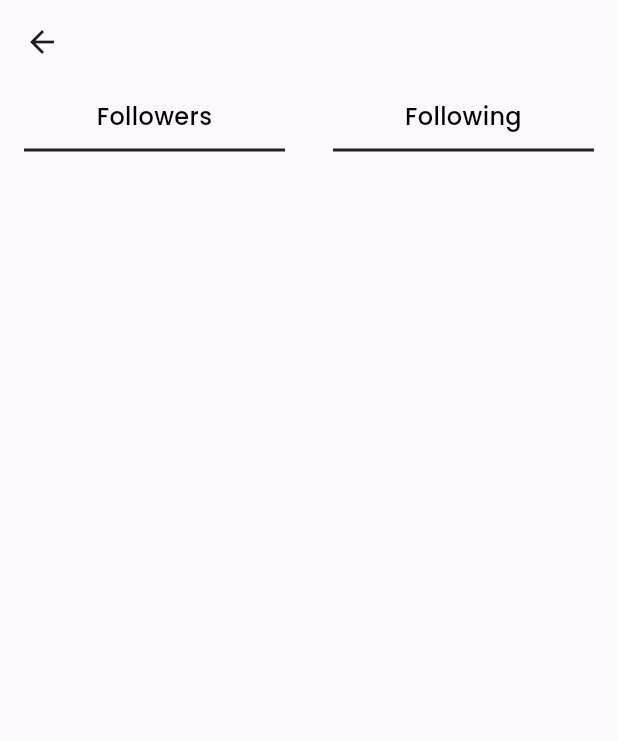
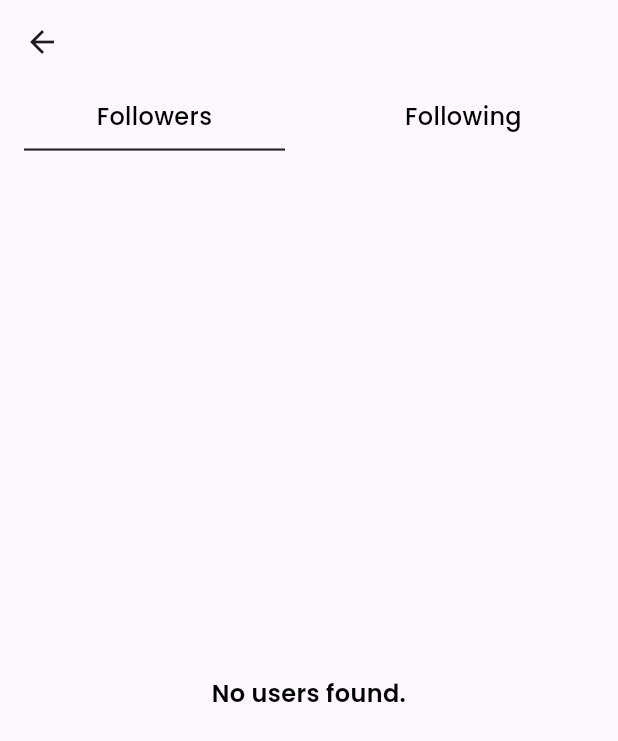
Before and after one commit to jagritixjha/instagram, a Flutter app: the ProfileScreen screen opened directly, after a tap on an icon or button, on a phone screen of 412 x 824 dp. Shown: the top 741 px of the screen. Run offline on Flutter 3.47's test engine with Material 3 defaults, Android fonts, the phone set to English and light mode, and no system bars; our stand-ins replace cloud_firestore, firebase_auth, firebase_core, firebase_storage, google_fonts, image_picker; accounts and stored records are empty; generated files the repository leaves out were written again; network calls fail.

Commit message:
updated user profile to view followers and following accounts

```diff
--- a/lib/utils/constants.dart
+++ b/lib/utils/constants.dart
@@ -1,6 +1,6 @@
 import 'package:flutter/material.dart';
 
 const double webConstraint = 600;
-Color primaryColor = Colors.blueAccent.shade700;
+Color primaryColor = Colors.blueAccent.shade400;
 EdgeInsetsGeometry padding =
     const EdgeInsets.symmetric(horizontal: 16.0, vertical: 40);
--- a/lib/view/profile_screen/followers_following_screen.dart
+++ b/lib/view/profile_screen/followers_following_screen.dart
@@ -1,6 +1,10 @@
+import 'dart:developer';
+
 import 'package:cloud_firestore/cloud_firestore.dart';
 import 'package:flutter/material.dart';
+import 'package:instagram/modal/user_model.dart';
 import 'package:instagram/widgets/account_list_view.dart';
+import 'package:instagram/widgets/progress_indicator.dart';
 import 'package:instagram/widgets/small_text.dart';
 
 class FollowersFollowingScreen extends StatefulWidget {
@@ -24,7 +28,18 @@ class FollowersFollowingScreen extends StatefulWidget {
 }
 
 class _FollowersFollowingScreenState extends State<FollowersFollowingScreen> {
-  @override
+  Future<QuerySnapshot<Map<String, dynamic>>> _fetchUserDataFromList(
+      List userIds) async {
+    if (userIds.isEmpty) {
+      return Future.value(null); // Return null if the list is empty
+    }
+
+    return FirebaseFirestore.instance
+        .collection('user')
+        .where(FieldPath.documentId, whereIn: userIds)
+        .get();
+  }
+
   Widget build(BuildContext context) {
     return Scaffold(
       appBar: AppBar(
@@ -37,6 +52,7 @@ class _FollowersFollowingScreenState extends State<FollowersFollowingScreen> {
           Row(
             children: [
               TabButtons(
+                isSelected: widget.index == 0,
                 text: 'Followers',
                 onTap: () {
                   setState(() {
@@ -45,6 +61,7 @@ class _FollowersFollowingScreenState extends State<FollowersFollowingScreen> {
                 },
               ),
               TabButtons(
+                isSelected: widget.index == 1,
                 text: 'Following',
                 onTap: () {
                   setState(() {
@@ -54,25 +71,30 @@ class _FollowersFollowingScreenState extends State<FollowersFollowingScreen> {
               ),
             ],
           ),
-          FutureBuilder(
-            future: FirebaseFirestore.instance
-                .collection('user')
-                .where(FieldPath.documentId, whereIn: widget.followingList)
-                .get(),
-            builder: (context, snapshot) => Expanded(
-              child: IndexedStack(
-                index: widget.index,
-                children: [
-                  UserAccountsListView(
-                    userSnapshot: snapshot.data!,
-                    itemCount: snapshot.data!.docs.length,
-                  ),
-                  UserAccountsListView(
-                    userSnapshot: snapshot.data!,
-                    itemCount: snapshot.data!.docs.length,
-                  ),
-                ],
-              ),
+          Expanded(
+            child: FutureBuilder<QuerySnapshot<Map<String, dynamic>>>(
+              future: widget.index == 0
+                  ? _fetchUserDataFromList(widget.followersList)
+                  : _fetchUserDataFromList(widget.followingList),
+              builder: (context, snapshot) {
+                if (snapshot.connectionState == ConnectionState.waiting) {
+                  return CustomProgressIndicator(
+                    color: true,
+                  );
+                } else if (!snapshot.hasData ||
+                    snapshot.data!.docs.isEmpty ||
+                    snapshot.data == null) {
+                  return Center(
+                    child: SmallText(
+                      text: 'No users found.',
+                    ),
+                  );
+                }
+
+                return UserAccountsListView(
+                  userSnapshot: snapshot.data!,
+                );
+              },
             ),
           )
         ],
@@ -86,9 +108,11 @@ class TabButtons extends StatelessWidget {
     super.key,
     required this.text,
     this.onTap,
+    required this.isSelected,
   });
   void Function()? onTap;
   String text;
+  final bool isSelected;
 
   @override
   Widget build(BuildContext context) {
@@ -98,9 +122,12 @@ class TabButtons extends StatelessWidget {
         child: Container(
           margin: const EdgeInsets.symmetric(horizontal: 16),
           padding: const EdgeInsets.symmetric(vertical: 10),
-          decoration: const BoxDecoration(
+          decoration: BoxDecoration(
             border: Border(
-              bottom: BorderSide(color: Colors.black87, width: 2),
+              bottom: BorderSide(
+                color: isSelected ? Colors.black87 : Colors.transparent,
+                width: 1.4,
+              ),
             ),
           ),
           child: SmallText(
--- a/lib/view/profile_screen/profile_screen.dart
+++ b/lib/view/profile_screen/profile_screen.dart
@@ -1,18 +1,10 @@
-import 'dart:developer';
-
 import 'package:cloud_firestore/cloud_firestore.dart';
 import 'package:firebase_auth/firebase_auth.dart';
 import 'package:flutter/material.dart';
-import 'package:flutter/physics.dart';
-import 'package:instagram/controller/user_provider.dart';
 import 'package:instagram/modal/user_model.dart';
 import 'package:instagram/widgets/post_grid_view.dart';
 import 'package:instagram/view/profile_screen/widget/profile_card.dart';
 import 'package:instagram/widgets/progress_indicator.dart';
-import 'package:instagram/widgets/small_text.dart';
-import 'package:provider/provider.dart';
-
-import '../../modal/post_model.dart';
 
 class ProfileScreen extends StatelessWidget {
   final String userId;
@@ -26,7 +18,7 @@ class ProfileScreen extends StatelessWidget {
         .collection('posts')
         .where('uid', isEqualTo: userId)
         .get();
-    // int postCount = postData.docs.length;
+
     return {
       'userData': userData,
       'postData': postData,
@@ -36,8 +28,6 @@ class ProfileScreen extends StatelessWidget {
 
   @override
   Widget build(BuildContext context) {
-    UserModel? userProvider =
-        Provider.of<UserProvider>(context, listen: false).getUser;
     return Scaffold(
       body: FutureBuilder(
           future: _getUserAndPostData(),
@@ -57,9 +47,6 @@ class ProfileScreen extends StatelessWidget {
                   user: userModel,
                   postCount: snapshot.data!['postCount'],
                 ),
-                const SizedBox(
-                  height: 10,
-                ),
                 PostGridView(
                   isProfile: true,
                   postSnapshot: postSnap,
--- a/lib/view/profile_screen/widget/profile_card.dart
+++ b/lib/view/profile_screen/widget/profile_card.dart
@@ -1,29 +1,56 @@
 import 'dart:developer';
 
-import 'package:cloud_firestore/cloud_firestore.dart';
 import 'package:firebase_auth/firebase_auth.dart';
 import 'package:flutter/material.dart';
 import 'package:google_fonts/google_fonts.dart';
-import 'package:instagram/controller/post_provider.dart';
-import 'package:instagram/controller/user_provider.dart';
-import 'package:instagram/modal/post_model.dart';
+import 'package:instagram/auth/firebase_methods.dart';
 import 'package:instagram/modal/user_model.dart';
 import 'package:instagram/utils/constants.dart';
+import 'package:instagram/utils/image_picker.dart';
 import 'package:instagram/view/profile_screen/followers_following_screen.dart';
 import 'package:instagram/widgets/action_button.dart';
-import 'package:instagram/widgets/post_grid_view.dart';
 import 'package:instagram/widgets/small_text.dart';
-import 'package:provider/provider.dart';
 
-class ProfileCardWidget extends StatelessWidget {
+class ProfileCardWidget extends StatefulWidget {
   ProfileCardWidget({
     super.key,
     required this.user,
     required this.postCount,
   });
   UserModel? user;
-  String _currentUserId = FirebaseAuth.instance.currentUser!.uid;
   String postCount = '';
+
+  @override
+  State<ProfileCardWidget> createState() => _ProfileCardWidgetState();
+}
+
+class _ProfileCardWidgetState extends State<ProfileCardWidget> {
+  final String _currentUserId = FirebaseAuth.instance.currentUser!.uid;
+
+  late bool isFollowing;
+  void followAccount() async {
+    String response =
+        await FirebaseMethod().followAccount(isFollowing, widget.user!.uid);
+    if (response == 'success') {
+      AppExtension.showCustomSnackbar(
+          msg: isFollowing ? 'account followed' : 'account unfollowed',
+          context: context);
+      setState(() {
+        isFollowing = !isFollowing;
+      });
+      log(isFollowing.toString());
+    } else {
+      AppExtension.showCustomSnackbar(msg: response, context: context);
+    }
+  }
+
+  @override
+  void initState() {
+    // TODO: implement initState
+    super.initState();
+    isFollowing = widget.user!.followers.contains(_currentUserId);
+  }
+
   @override
   Widget build(BuildContext context) {
     return Padding(
@@ -33,8 +60,11 @@ class ProfileCardWidget extends StatelessWidget {
         children: [
           Row(
             children: [
-              user!.uid != _currentUserId
+              widget.user!.uid != _currentUserId
                   ? IconButton(
+                      visualDensity: VisualDensity.compact,
+                      padding:
+                          const EdgeInsets.only(right: 30, bottom: 16, top: 16),
                       onPressed: () {
                         Navigator.pop(context);
                       },
@@ -42,10 +72,10 @@ class ProfileCardWidget extends StatelessWidget {
                     )
                   : Container(),
               SmallText(
-                text: user!.userName,
+                text: widget.user!.userName,
               ),
               const Spacer(),
-              user!.uid == _currentUserId
+              widget.user!.uid == _currentUserId
                   ? IconButton(
                       onPressed: () {
                         FirebaseAuth.instance.signOut();
@@ -67,11 +97,11 @@ class ProfileCardWidget extends StatelessWidget {
             children: [
               CircleAvatar(
                 radius: 50,
-                backgroundImage: NetworkImage(user!.photoUrl),
+                backgroundImage: NetworkImage(widget.user!.photoUrl),
               ),
               const Spacer(),
               CustomRichText(
-                str: postCount,
+                str: widget.postCount,
                 subStr: 'posts',
               ),
               const Spacer(),
@@ -81,17 +111,17 @@ class ProfileCardWidget extends StatelessWidget {
                     context,
                     MaterialPageRoute(
                       builder: (context) => FollowersFollowingScreen(
-                        followersList: user!.followers,
-                        followingList: user!.following,
-                        userId: user!.uid,
-                        userName: user!.userName,
+                        followersList: widget.user!.followers,
+                        followingList: widget.user!.following,
+                        userId: widget.user!.uid,
+                        userName: widget.user!.userName,
                         index: 0,
                       ),
                     ),
                   );
                 },
                 child: CustomRichText(
-                  str: user!.followers.length.toString(),
+                  str: widget.user!.followers.length.toString(),
                   subStr: 'followers',
                 ),
               ),
@@ -102,17 +132,17 @@ class ProfileCardWidget extends StatelessWidget {
                     context,
                     MaterialPageRoute(
                       builder: (context) => FollowersFollowingScreen(
-                        followersList: user!.followers,
-                        followingList: user!.following,
-                        userId: user!.uid,
-                        userName: user!.userName,
+                        followersList: widget.user!.followers,
+                        followingList: widget.user!.following,
+                        userId: widget.user!.uid,
+                        userName: widget.user!.userName,
                         index: 1,
                       ),
                     ),
                   );
                 },
                 child: CustomRichText(
-                  str: user!.following.length.toString(),
+                  str: widget.user!.following.length.toString(),
                   subStr: 'following',
                 ),
               ),
@@ -122,13 +152,13 @@ class ProfileCardWidget extends StatelessWidget {
             height: 8,
           ),
           SmallText(
-            text: user!.userName,
+            text: widget.user!.userName,
             textAlign: TextAlign.start,
             fontSize: 14,
             fontWeight: FontWeight.w500,
           ),
           SmallText(
-            text: user!.bio,
+            text: widget.user!.bio,
             textAlign: TextAlign.start,
             fontSize: 14,
             fontWeight: FontWeight.w500,
@@ -136,18 +166,17 @@ class ProfileCardWidget extends StatelessWidget {
           const SizedBox(
             height: 8,
           ),
-          Row(
-            mainAxisAlignment: MainAxisAlignment.spaceBetween,
-            children: [
-              SecondaryActionButton(
-                text: user!.uid == _currentUserId ? 'Edit profile' : 'Follow',
-                isProfile: true,
-                bgColor: primaryColor,
-              ),
-              SecondaryActionButton(
-                text: 'Message',
-              ),
-            ],
+          SecondaryActionButton(
+            text: widget.user!.uid == _currentUserId
+                ? 'Edit profile'
+                : isFollowing
+                    ? 'Following'
+                    : 'Follow',
+            isProfile: true,
+            bgColor: isFollowing ? Colors.blueAccent.shade200 : primaryColor,
+            onPressed: () {
+              widget.user!.uid != _currentUserId ? followAccount() : null;
+            },
           )
         ],
       ),
--- a/lib/widgets/account_list_view.dart
+++ b/lib/widgets/account_list_view.dart
@@ -1,6 +1,7 @@
 import 'dart:developer';
 
 import 'package:cloud_firestore/cloud_firestore.dart';
+import 'package:flutter/cupertino.dart';
 import 'package:flutter/material.dart';
 import 'package:instagram/modal/user_model.dart';
 import 'package:instagram/view/profile_screen/profile_screen.dart';
@@ -10,24 +11,21 @@ class UserAccountsListView extends StatelessWidget {
   const UserAccountsListView({
     super.key,
     required this.userSnapshot,
-    required this.itemCount,
   });
-  final int itemCount;
-  final QuerySnapshot<Map<String, dynamic>> userSnapshot;
+
+  final QuerySnapshot<Map<String, dynamic>>? userSnapshot;
 
   @override
   Widget build(BuildContext context) {
-    return Expanded(
-      child: ListView.builder(
-        itemCount: itemCount,
+    return ListView.builder(
+      itemCount: userSnapshot!.docs.length,
       itemBuilder: (context, index) {
-          var userDetails = UserModel.fromSnap(userSnapshot.docs[index]);
+        UserModel userDetails = UserModel.fromSnap(userSnapshot!.docs[index]);
+
         return ListTile(
           visualDensity: VisualDensity.compact,
           leading: CircleAvatar(
-              backgroundImage: NetworkImage(
-                userDetails.photoUrl,
-              ),
+            backgroundImage: NetworkImage(userDetails.photoUrl),
             radius: 30,
           ),
           title: SmallText(
@@ -51,7 +49,6 @@ class UserAccountsListView extends StatelessWidget {
           },
         );
       },
-      ),
     );
   }
 }
--- a/lib/widgets/action_button.dart
+++ b/lib/widgets/action_button.dart
@@ -20,12 +20,13 @@ class SecondaryActionButton extends StatelessWidget {
   Widget build(BuildContext context) {
     return TextButton(
       onPressed: onPressed,
-      style: ElevatedButton.styleFrom(
+      style: TextButton.styleFrom(
         alignment: Alignment.center,
         backgroundColor: bgColor ?? Colors.indigo.shade50,
         visualDensity: VisualDensity.compact,
         padding: const EdgeInsets.symmetric(horizontal: 20),
-        minimumSize: isProfile ? const Size(180, 40) : null,
+        minimumSize:
+            isProfile ? Size(MediaQuery.of(context).size.width - 24, 40) : null,
         shape: ContinuousRectangleBorder(
           borderRadius: BorderRadius.circular(14),
         ),
--- a/lib/widgets/post_grid_view.dart
+++ b/lib/widgets/post_grid_view.dart
@@ -28,6 +28,7 @@ class PostGridView extends StatelessWidget {
                 context,
                 MaterialPageRoute(
                   builder: (context) => HomeScreen(
+                    isProfile: isProfile,
                     post: postDetails,
                   ),
                 ),
```
Also changed, not shown: lib/view/explore_screen/explore_screen.dart (+28 -19 lines), lib/view/home_screen/widget/post_card.dart (+6 -3 lines). Lines whose indentation alone changed are shown as unchanged.
